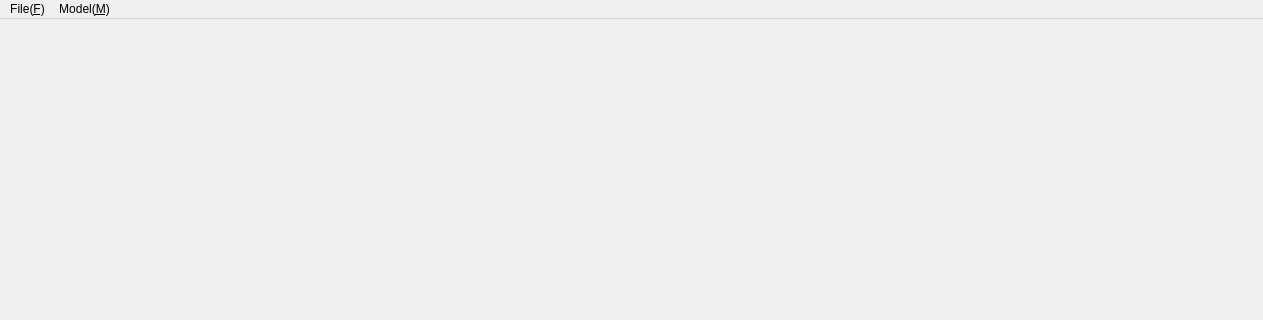
Old version of the form MainFrame.ui in the repository wqslucifer/MLTools; both pictures show x 0 to 1263 and y 0 to 320 of the 1263 by 711 pixel window.
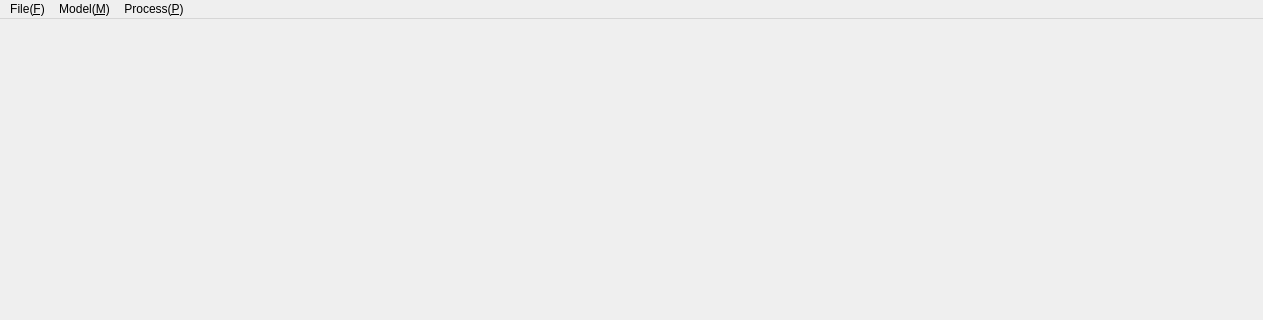
New version of the form.

Commit message: create new UI for creating model

Patch:
```diff
--- a/MainFrame.ui
+++ b/MainFrame.ui
@@ -41,8 +41,15 @@
     <addaction name="actionSave_Model"/>
     <addaction name="actionManagement"/>
    </widget>
+   <widget class="QMenu" name="menuScript_S">
+    <property name="title">
+     <string>Process(&amp;P)</string>
+    </property>
+    <addaction name="actionProcess_Manager"/>
+   </widget>
    <addaction name="menuFile_F"/>
    <addaction name="menuModel_M"/>
+   <addaction name="menuScript_S"/>
   </widget>
   <widget class="QStatusBar" name="statusbar"/>
   <action name="actionOpen_Project">
```
Left out of the diff: 5 changed lines with no effect on the pictures. The commit also changes 2 other files.
